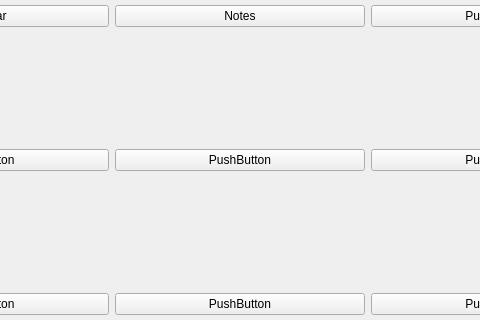
The window that mainwindow.ui (Tauski/IdealPDA_Windows) describes before a commit, drawn with Qt 5; both pictures show x 160 to 640 and y 129 to 449 of the 800 by 600 pixel window.
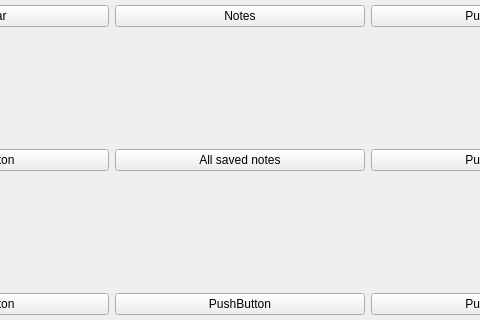
The same window after the commit.

```diff
--- a/mainwindow.ui
+++ b/mainwindow.ui
@@ -62,7 +62,7 @@
           <item row="1" column="1">
            <widget class="QPushButton" name="pb5">
             <property name="text">
-             <string>PushButton</string>
+             <string>All saved notes</string>
             </property>
            </widget>
           </item>
```
